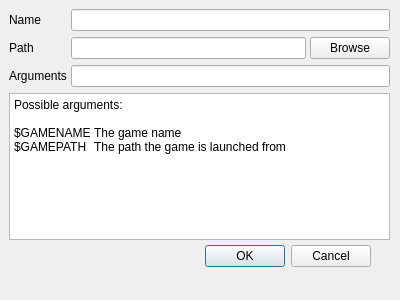
First picture: the form in addlauncherdialog.ui, repository FusionLauncher/FusionClient, before the edit.
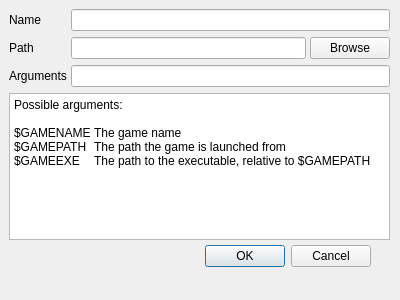
Second picture: the form after the edit.

Commit message: Added documentation for GAMEEXE

The edit to the form file:
```diff
--- a/addlauncherdialog.ui
+++ b/addlauncherdialog.ui
@@ -89,7 +89,8 @@
 &lt;p style=&quot; margin-top:0px; margin-bottom:0px; margin-left:0px; margin-right:0px; -qt-block-indent:0; text-indent:0px;&quot;&gt;Possible arguments:&lt;/p&gt;
 &lt;p style=&quot;-qt-paragraph-type:empty; margin-top:0px; margin-bottom:0px; margin-left:0px; margin-right:0px; -qt-block-indent:0; text-indent:0px;&quot;&gt;&lt;br /&gt;&lt;/p&gt;
 &lt;p style=&quot; margin-top:0px; margin-bottom:0px; margin-left:0px; margin-right:0px; -qt-block-indent:0; text-indent:0px;&quot;&gt;$GAMENAME	The game name&lt;/p&gt;
-&lt;p style=&quot; margin-top:0px; margin-bottom:0px; margin-left:0px; margin-right:0px; -qt-block-indent:0; text-indent:0px;&quot;&gt;$GAMEPATH	The path the game is launched from&lt;/p&gt;&lt;/body&gt;&lt;/html&gt;</string>
+&lt;p style=&quot; margin-top:0px; margin-bottom:0px; margin-left:0px; margin-right:0px; -qt-block-indent:0; text-indent:0px;&quot;&gt;$GAMEPATH	The path the game is launched from&lt;/p&gt;
+&lt;p style=&quot; margin-top:0px; margin-bottom:0px; margin-left:0px; margin-right:0px; -qt-block-indent:0; text-indent:0px;&quot;&gt;$GAMEEXE	The path to the executable, relative to $GAMEPATH&lt;/p&gt;&lt;/body&gt;&lt;/html&gt;</string>
       </property>
      </widget>
     </item>
```
